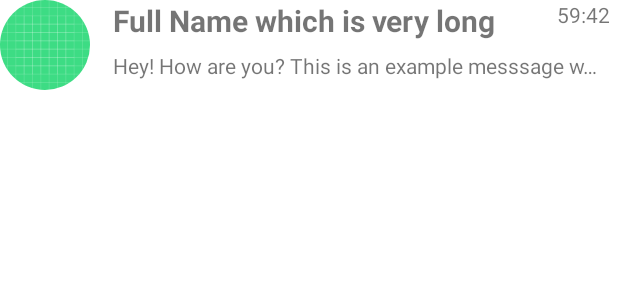
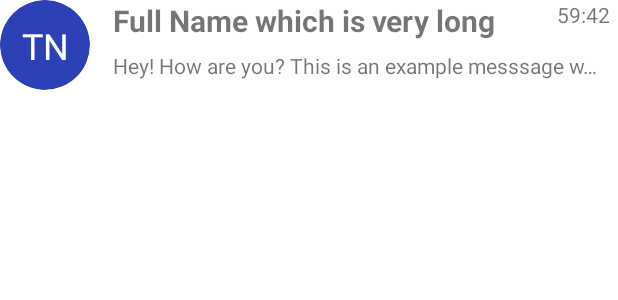
Before and after one commit to asztrikx/bme-chat-android, an Android app: the layout item_contact.xml on its own in the app's theme, with its tools: preview values and no code run, on a phone screen of 412 x 824 dp. Shown: the top 300 px of the screen. Run offline under Robolectric (Android 15) with nearby library versions, the light colour scheme and no system bars; network calls fail.

Commit message:
create contact profile picture

```diff
--- a/app/src/main/java/hu/bme/aut/android/chat/contacts/ContactsAdapter.kt
+++ b/app/src/main/java/hu/bme/aut/android/chat/contacts/ContactsAdapter.kt
@@ -28,7 +28,7 @@ class ContactsAdapter(val onClickListener: (Int) -> Unit): RecyclerView.Adapter<
 	override fun onBindViewHolder(holder: ContactsViewHolder, position: Int) {
 		val contact = contactBriefs[position]
 
-		//holder.binding.profileImage.setImageResource()
+		holder.binding.profileImageText.text = contact.name.split(" ").take(2).joinToString("")
 		holder.binding.fullName.text = contact.name
 		holder.binding.lastMessageText.text = contact.lastMessageContent
 		holder.binding.root.setOnClickListener {
--- /dev/null
+++ b/app/src/main/res/drawable/shape_profile_picture.xml
@@ -0,0 +1,10 @@
+<?xml version="1.0" encoding="utf-8"?>
+<shape xmlns:android="http://schemas.android.com/apk/res/android"
+    android:shape="oval">
+    <solid android:color="#2C41B6"/>
+    <size android:height="100dp" android:width="100dp"/>
+    <corners
+        android:bottomRightRadius="5dp"
+        android:topLeftRadius="5dp"
+        android:topRightRadius="5dp"/>
+</shape>
--- a/app/src/main/res/layout/item_contact.xml
+++ b/app/src/main/res/layout/item_contact.xml
@@ -6,10 +6,10 @@
     android:layout_height="wrap_content">
 
     <de.hdodenhof.circleimageview.CircleImageView
-        android:id="@+id/profile_image"
+        android:id="@+id/profileImage"
         android:layout_width="60dp"
         android:layout_height="60dp"
-        android:src="@drawable/ic_launcher_background"
+        android:src="@drawable/shape_profile_picture"
         app:civ_border_width="0dp"
         app:layout_constraintStart_toStartOf="parent"
         app:layout_constraintTop_toTopOf="parent"
@@ -36,7 +36,7 @@
         android:layout_marginEnd="5dp"
         android:ellipsize="end"
         android:maxLines="1"
-        app:layout_constraintBottom_toBottomOf="@+id/profile_image"
+        app:layout_constraintBottom_toBottomOf="@+id/profileImage"
         app:layout_constraintEnd_toEndOf="parent"
         app:layout_constraintStart_toEndOf="@+id/space"
         app:layout_constraintTop_toBottomOf="@+id/fullName"
@@ -55,7 +55,19 @@
         android:id="@+id/space"
         android:layout_width="15dp"
         android:layout_height="0dp"
-        app:layout_constraintBottom_toBottomOf="@+id/profile_image"
-        app:layout_constraintStart_toEndOf="@+id/profile_image"
+        app:layout_constraintBottom_toBottomOf="@+id/profileImage"
+        app:layout_constraintStart_toEndOf="@+id/profileImage"
         app:layout_constraintTop_toTopOf="parent" />
+
+    <TextView
+        android:id="@+id/profileImageText"
+        android:layout_width="wrap_content"
+        android:layout_height="wrap_content"
+        android:textSize="24sp"
+        android:textColor="@color/white"
+        app:layout_constraintBottom_toBottomOf="@+id/profileImage"
+        app:layout_constraintEnd_toEndOf="@+id/profileImage"
+        app:layout_constraintStart_toStartOf="@+id/profileImage"
+        app:layout_constraintTop_toTopOf="@+id/profileImage"
+        tools:text="TN" />
 </androidx.constraintlayout.widget.ConstraintLayout>
```
